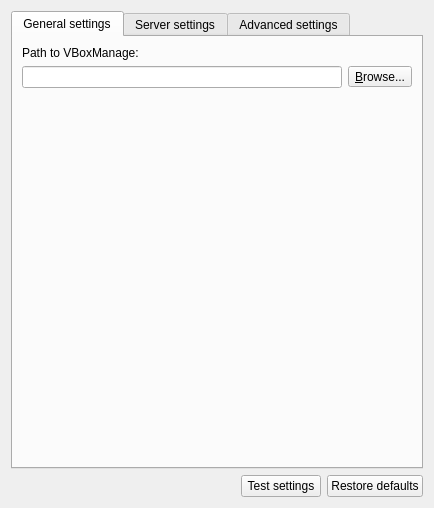
Before: the Qt Designer form gns3/modules/virtualbox/ui/virtualbox_preferences_page.ui in GNS3/gns3-gui, drawn with Qt 5.
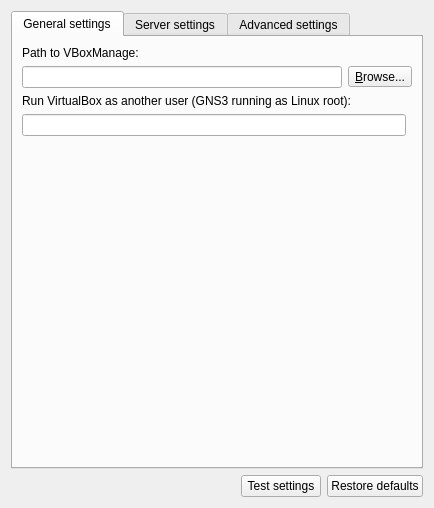
After: the same form once the commit is applied.

Commit message: Run VirtualBox as another user

The edit to the form file:
```diff
--- a/gns3/modules/virtualbox/ui/virtualbox_preferences_page.ui
+++ b/gns3/modules/virtualbox/ui/virtualbox_preferences_page.ui
@@ -51,7 +51,17 @@
          </item>
         </layout>
        </item>
-       <item row="5" column="0" colspan="2">
+       <item row="5" column="0">
+        <widget class="QLabel" name="uiVboxManageUserLabel">
+         <property name="text">
+          <string>Run VirtualBox as another user (GNS3 running as Linux root):</string>
+         </property>
+        </widget>
+       </item>
+       <item row="6" column="0">
+        <widget class="QLineEdit" name="uiVboxManageUserLineEdit"/>
+       </item>
+       <item row="7" column="0" colspan="2">
         <spacer name="spacer">
          <property name="orientation">
           <enum>Qt::Vertical</enum>
```
The commit also changes 4 other files.
